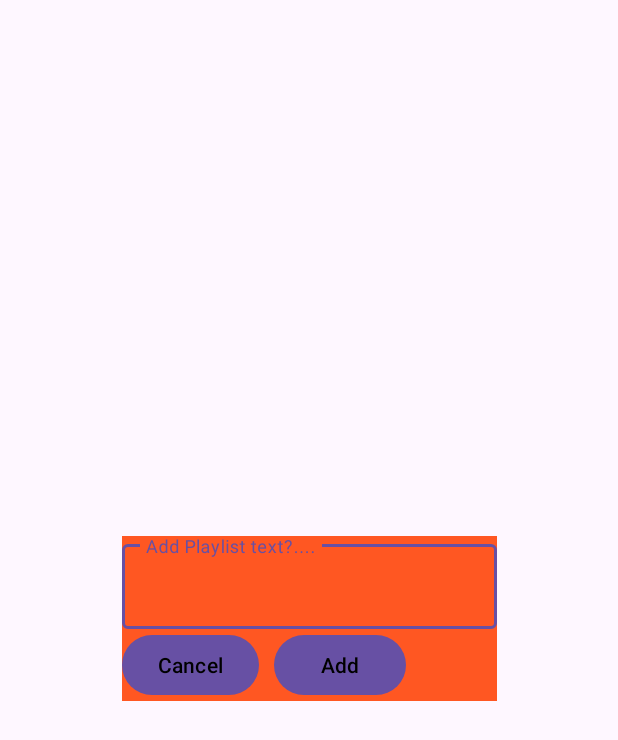
After one commit to DavidTaylor5/Tacoma-Music-Player, an Android app: the layout view_custom_create_playlist_prompt.xml on its own in the app's theme, with its tools: preview values and no code run, on a phone screen of 412 x 824 dp. The commit adds this screen. Shown: the top 740 px of the screen. Run offline under Robolectric (Android 15) with nearby library versions, the phone set to English and light mode, and no system bars.

Commit message:
Turn the create a playlist prompt into a custom view. CustomCreatePlaylistPrompt.kt

```diff
--- /dev/null
+++ b/app/src/main/res/layout/view_custom_create_playlist_prompt.xml
@@ -0,0 +1,52 @@
+<?xml version="1.0" encoding="utf-8"?>
+<androidx.constraintlayout.widget.ConstraintLayout
+    xmlns:android="http://schemas.android.com/apk/res/android"
+    xmlns:app="http://schemas.android.com/apk/res-auto"
+    android:layout_width="match_parent"
+    android:layout_height="match_parent">
+
+    <com.google.android.material.textfield.TextInputLayout
+        android:id="@+id/create_playlist_view"
+        android:layout_width="250dp"
+        android:layout_height="wrap_content"
+        android:hint="Add Playlist text?...."
+        app:layout_constraintStart_toStartOf="parent"
+        app:layout_constraintEnd_toEndOf="parent"
+        app:layout_constraintTop_toTopOf="parent"
+        app:layout_constraintBottom_toBottomOf="parent"
+        android:background="@color/accent"
+        android:visibility="visible">
+
+        <com.google.android.material.textfield.TextInputEditText
+            android:id="@+id/create_playlist_title_input_text"
+            android:layout_width="match_parent"
+            android:layout_height="wrap_content"
+            />
+
+        <LinearLayout
+            android:layout_width="match_parent"
+            android:layout_height="match_parent"
+            android:layout_gravity="end"
+            android:orientation="horizontal">
+
+            <Button
+                android:id="@+id/cancel_button"
+                android:layout_width="wrap_content"
+                android:layout_height="wrap_content"
+                android:text="Cancel"
+                android:textColor="@color/black"
+                android:layout_marginRight="10dp"
+                />
+
+            <Button
+                android:id="@+id/add_button"
+                android:layout_width="wrap_content"
+                android:layout_height="wrap_content"
+                android:text="Add"
+                android:textColor="@color/black"
+                />
+        </LinearLayout>
+
+    </com.google.android.material.textfield.TextInputLayout>
+
+</androidx.constraintlayout.widget.ConstraintLayout>
```
Also changed, not shown: app/src/main/java/com/example/tacomamusicplayer/fragment/pages/PlaylistFragment.kt (+7 -14 lines), app/src/main/java/com/example/tacomamusicplayer/view/CustomCreatePlaylistPrompt.kt (added, +54 -0 lines), app/src/main/res/layout/fragment_playlist.xml (+5 -46 lines).
